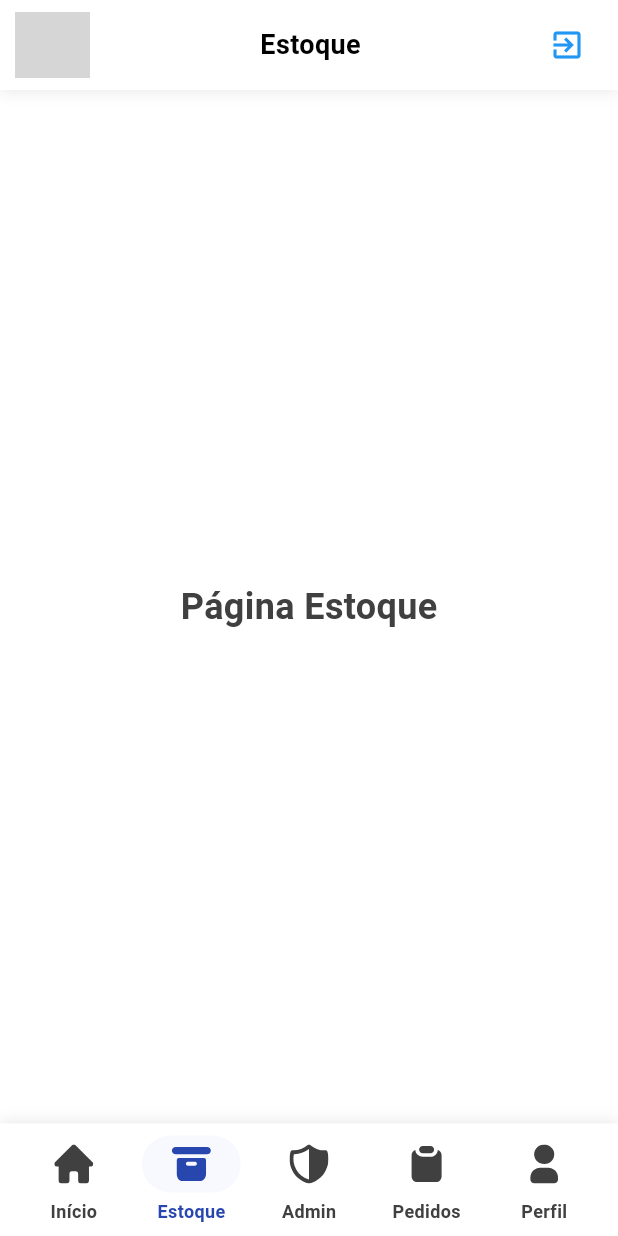
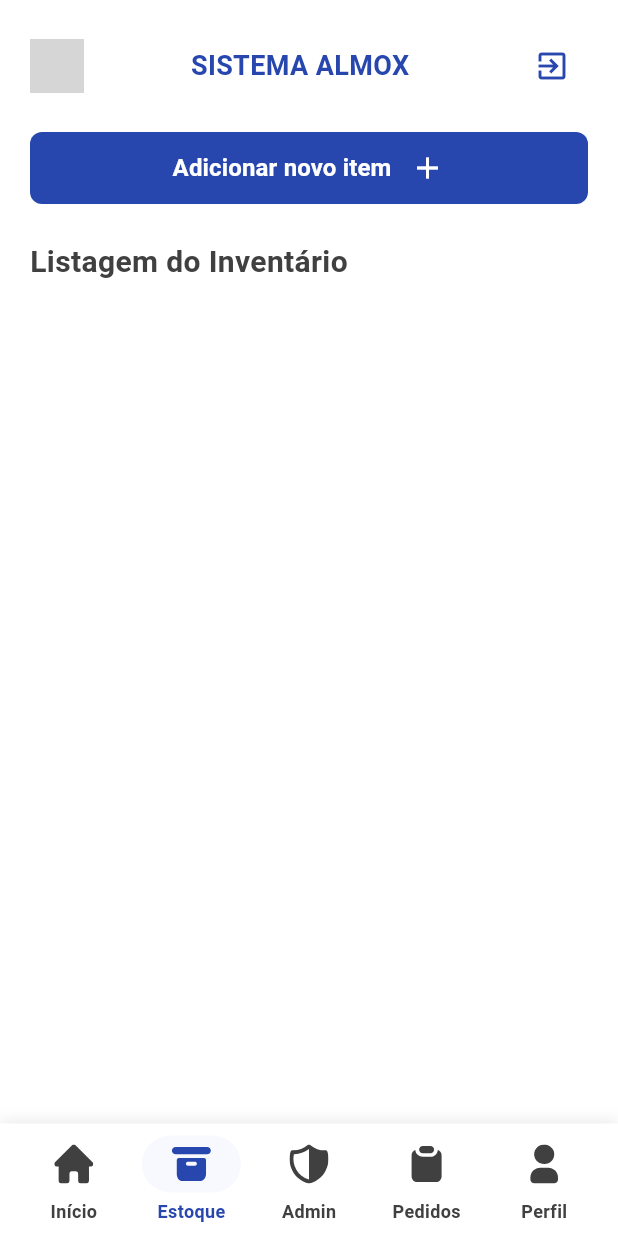
Before and after one commit to TeamHiveAPI/API-2025.02-FRONT, a Flutter app: the MainScaffold screen opened by its route, item 2 of the bottom bar chosen, after a tap on the "exit to app" icon, on a phone screen of 412 x 824 dp. Run offline on Flutter 3.47's test engine with Material 3 defaults, Android fonts, the phone set to English and light mode, and no system bars; our stand-ins replace flutter_svg, google_fonts, shimmer; accounts and stored records are empty; network calls fail; grey boxes are pictures that could not be loaded.

Commit message:
feature: #28 Adicionando parte de cima da tela Estoque

```diff
--- a/lib/screens/estoque.dart
+++ b/lib/screens/estoque.dart
@@ -1,26 +1,35 @@
 import 'package:flutter/material.dart';
 import 'package:sistema_almox/core/theme/colors.dart';
+import 'package:sistema_almox/widgets/button.dart';
 
 class StockScreen extends StatelessWidget {
   const StockScreen({super.key});
 
   @override
   Widget build(BuildContext context) {
-    return Container(
-      color: Colors.white,
+    return Scaffold(
+      backgroundColor: Colors.white,
+      body: Column(
+        crossAxisAlignment: CrossAxisAlignment.start,
+        children: [
+          CustomButton(
+            text: 'Adicionar novo item',
+            icon: Icons.add,
+            widthPercent: 1.0,
+            onPressed: () {},
+          ),
 
-      width: double.infinity,
-      height: double.infinity,
+          const SizedBox(height: 24),
 
-      child: const Center(
-        child: Text(
-          'Página Estoque',
-          style: TextStyle(
-            fontSize: 24,
-            fontWeight: FontWeight.w600,
-            color: text40,
+          Text(
+            'Listagem do Inventário',
+            style: TextStyle(
+              fontSize: 20,
+              fontWeight: FontWeight.w600,
+              color: text40,
+            ),
           ),
-        ),
+        ],
       ),
     );
   }
--- a/lib/screens/home.dart
+++ b/lib/screens/home.dart
@@ -1,6 +1,5 @@
 import 'package:flutter/material.dart';
 import 'package:sistema_almox/core/theme/colors.dart';
-import 'package:sistema_almox/widgets/data_table/content/stock_list.dart';
 
 class HomeScreen extends StatelessWidget {
   const HomeScreen({super.key});
@@ -9,24 +8,18 @@ class HomeScreen extends StatelessWidget {
   Widget build(BuildContext context) {
     return Container(
       color: Colors.white,
-      child: SingleChildScrollView(
-        padding: const EdgeInsets.all(16.0),
-        child: Column(
-          crossAxisAlignment: CrossAxisAlignment.start,
-          children: const [
-            SizedBox(height: 64),
 
-            Text(
-              'Estoque Teste',
-              style: TextStyle(
-                fontSize: 20,
-                fontWeight: FontWeight.w600,
-                color: text40,
-              ),
-            ),
-            SizedBox(height: 16),
-            StockItemsTable(),
-          ],
+      width: double.infinity,
+      height: double.infinity,
+
+      child: const Center(
+        child: Text(
+          'Página Home',
+          style: TextStyle(
+            fontSize: 24,
+            fontWeight: FontWeight.w600,
+            color: text40,
+          ),
         ),
       ),
     );
--- a/lib/screens/login.dart
+++ b/lib/screens/login.dart
@@ -148,7 +148,7 @@ Future<void> _login() async {
 
                     CustomButton(
                       text: 'Acessar o Sistema',
-                      svgIconPath: 'assets/icons/arrow-right.svg',
+                      customIcon: 'assets/icons/arrow-right.svg',
                       widthPercent: 1.0,
                       onPressed: _isLoading ? null : () => _login(),
                       isLoading: _isLoading,
--- a/lib/widgets/button.dart
+++ b/lib/widgets/button.dart
@@ -7,7 +7,8 @@ enum IconPosition { left, right }
 class CustomButton extends StatelessWidget {
   final String text;
   final VoidCallback? onPressed;
-  final String? svgIconPath;
+  final String? customIcon;
+  final IconData? icon;
   final IconPosition iconPosition;
   final double? iconStrokeWidth;
   final bool isFullWidth;
@@ -21,7 +22,8 @@ class CustomButton extends StatelessWidget {
     super.key,
     required this.text,
     required this.onPressed,
-    this.svgIconPath,
+    this.customIcon,
+    this.icon,
     this.iconPosition = IconPosition.right,
     this.iconStrokeWidth = 1.5,
     this.isFullWidth = false,
@@ -33,6 +35,10 @@ class CustomButton extends StatelessWidget {
   }) : assert(
          widthPercent == null || (widthPercent > 0 && widthPercent <= 1),
          'widthPercent deve estar entre 0.0 e 1.0',
+       ),
+       assert(
+         !(customIcon != null && icon != null),
+         'Use apenas customIcon OU icon, não os dois juntos.',
        );
 
   Color get _backgroundColor {
@@ -106,28 +112,34 @@ class CustomButton extends StatelessWidget {
     return SizedBox(
       width: 24,
       height: 24,
-      child: CircularProgressIndicator(
-        color: _contentColor,
-        strokeWidth: 2.5,
-      ),
+      child: CircularProgressIndicator(color: _contentColor, strokeWidth: 2.5),
     );
   }
 
   Widget _buildButtonContent() {
-    if (svgIconPath == null) {
+    // só texto
+    if (customIcon == null && icon == null) {
       return Text(
         text,
         style: const TextStyle(fontSize: 16, fontWeight: FontWeight.w700),
       );
     }
 
-    List<Widget> children = [
-      IconConfig(
-        assetPath: svgIconPath!,
+    // escolhe widget de ícone
+    Widget iconWidget;
+    if (icon != null) {
+      iconWidget = Icon(icon, color: _contentColor, size: 24);
+    } else {
+      iconWidget = IconConfig(
+        assetPath: customIcon!,
         color: _contentColor,
         width: 24,
         strokeWidth: iconStrokeWidth,
-      ),
+      );
+    }
+
+    List<Widget> children = [
+      iconWidget,
       const SizedBox(width: 12),
       Text(
         text,
--- a/lib/widgets/main_scaffold.dart
+++ b/lib/widgets/main_scaffold.dart
@@ -17,14 +17,6 @@ class _NavBarItemInfo {
   final int index;
 
   _NavBarItemInfo(this.imagePath, this.label, this.index);
-}
-
-class _HeaderItemInfo {
-  final String imagePath;
-  final IconData label;
-  final int index;
-
-  _HeaderItemInfo(this.imagePath, this.label, this.index);
 }
 
 class MainScaffold extends StatefulWidget {
@@ -47,7 +39,6 @@ class _MainScaffoldState extends State<MainScaffold> {
   }
 
   void _buildNavigationLists() {
-    final headerItemInfo = <_HeaderItemInfo>[];
     final pages = <Widget>[];
     final navBarItemsInfo = <_NavBarItemInfo>[];
 
@@ -112,69 +103,61 @@ class _MainScaffoldState extends State<MainScaffold> {
   Widget build(BuildContext context) {
     return Scaffold(
       appBar: _buildCustomHeader(),
-      body: _pages.elementAt(_selectedIndex),
+      body: Padding(
+        padding: const EdgeInsets.symmetric(horizontal: 20.0),
+        child: _pages.elementAt(_selectedIndex),
+      ),
       bottomNavigationBar: _buildCustomNavBar(),
     );
   }
+
   String fotoUrl = 'assets/foto-perfil.png';
   PreferredSizeWidget _buildCustomHeader() {
     return PreferredSize(
-    preferredSize: const Size.fromHeight(60), // altura do header
+      preferredSize: const Size.fromHeight(90),
       child: Container(
-      decoration: BoxDecoration(
-        color: Colors.white,
-        boxShadow: [
-          BoxShadow(
-            color: Colors.black.withAlpha(24),
-            offset: const Offset(0, 1),
-            blurRadius: 8,
-            spreadRadius: 0,
-          ),
-        ],
-      ),
+        decoration: const BoxDecoration(color: Colors.white),
         child: SafeArea(
           child: Padding(
-          padding: const EdgeInsets.symmetric(horizontal: 10.0, vertical: 8.0),
+            padding: const EdgeInsets.all(20.0),
             child: Row(
               mainAxisAlignment: MainAxisAlignment.spaceBetween,
               children: [
                 GestureDetector(
                   onTap: () {
-                    final perfilIndex = _navBarItemsInfo.indexWhere((item) => item.label == 'Perfil');
+                    final perfilIndex = _navBarItemsInfo.indexWhere(
+                      (item) => item.label == 'Perfil',
+                    );
                     if (perfilIndex != -1) {
                       setState(() {
                         _selectedIndex = perfilIndex;
                       });
                     }
                   },
-
                   child: CircleAvatar(
-                    radius: 25,
-                    backgroundImage: (fotoUrl != null && fotoUrl.isNotEmpty)
+                    radius: 18,
+                    backgroundImage: (fotoUrl.isNotEmpty)
                         ? NetworkImage(fotoUrl)
                         : null,
                     backgroundColor: Colors.grey[200],
-                    child: (fotoUrl == null || fotoUrl.isEmpty)
-                        ? Icon(Icons.person, size: 30, color: Colors.grey[600])
+                    child: (fotoUrl.isEmpty)
+                        ? Icon(Icons.person, size: 20, color: Colors.grey[600])
                         : null,
                   ),
                 ),
 
-
-                Text(
-                  _navBarItemsInfo[_selectedIndex].label,
-                  style: const TextStyle(
+                const Text(
+                  'SISTEMA ALMOX',
+                  style: TextStyle(
                     fontSize: 18,
-                    fontWeight: FontWeight.bold,
-                    color: Colors.black,
+                    fontWeight: FontWeight.w700,
+                    color: brandBlue,
                   ),
                 ),
 
                 IconButton(
-                  icon: const Icon(Icons.exit_to_app, color: Colors.blue),
-                  onPressed: () {
-                    // ação do botão
-                  },
+                  icon: const Icon(Icons.exit_to_app, color: brandBlue),
+                  onPressed: () {},
                 ),
               ],
             ),
--- a/lib/widgets/modal/detalhes_item_modal.dart
+++ b/lib/widgets/modal/detalhes_item_modal.dart
@@ -41,12 +41,18 @@ class DetalhesItemModal extends StatelessWidget {
         Row(
           children: [
             Expanded(
-                child:
-                    _buildDetailItem("QTD. DISPONÍVEL", qtdDisponivel.toString())),
+              child: _buildDetailItem(
+                "QTD. DISPONÍVEL",
+                qtdDisponivel.toString(),
+              ),
+            ),
             const SizedBox(width: 12),
             Expanded(
-                child:
-                    _buildDetailItem("QTD. RESERVADA", qtdReservada.toString())),
+              child: _buildDetailItem(
+                "QTD. RESERVADA",
+                qtdReservada.toString(),
+              ),
+            ),
           ],
         ),
         const SizedBox(height: 12),
@@ -58,7 +64,7 @@ class DetalhesItemModal extends StatelessWidget {
           text: "Ver Histórico de Movimentação",
           onPressed: () {},
           isFullWidth: true,
-          svgIconPath: 'assets/icons/list.svg',
+          customIcon: 'assets/icons/list.svg',
           iconPosition: IconPosition.right,
         ),
         const SizedBox(height: 12),
@@ -71,7 +77,7 @@ class DetalhesItemModal extends StatelessWidget {
                 onPressed: () {},
                 secondary: true,
                 isFullWidth: true,
-                svgIconPath: 'assets/icons/edit.svg',
+                customIcon: 'assets/icons/edit.svg',
                 iconPosition: IconPosition.right,
               ),
             ),
@@ -84,7 +90,7 @@ class DetalhesItemModal extends StatelessWidget {
                 onPressed: () {},
                 secondary: true,
                 isFullWidth: true,
-                svgIconPath: 'assets/icons/download.svg',
+                customIcon: 'assets/icons/download.svg',
                 iconPosition: IconPosition.right,
               ),
             ),
```
Lines whose indentation alone changed are shown as unchanged.
